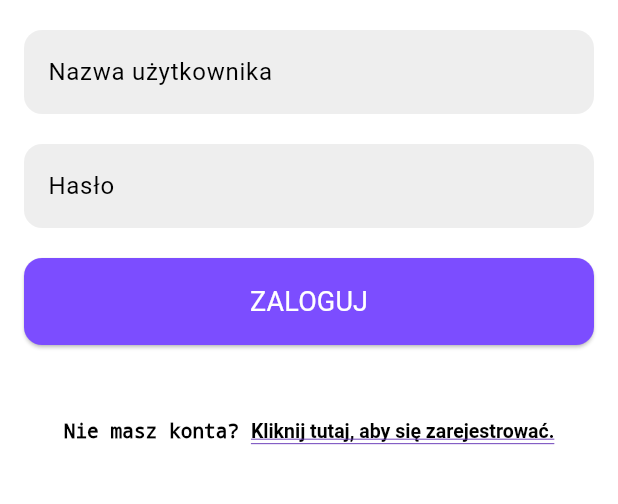
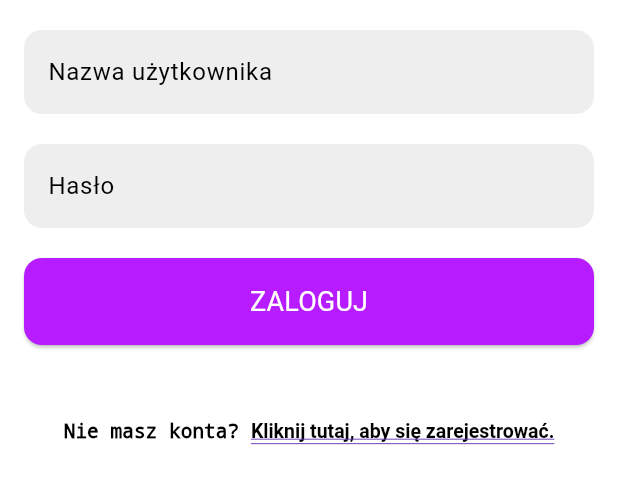
Before and after one commit to CaptainBomPa/motio, a Flutter app: the screen it shows after launch, on a phone screen of 412 x 824 dp, the part 483-987 px from its top. Run offline on Flutter 3.47's test engine with Material 3 defaults, Android fonts, the light colour scheme and no system bars; our stand-ins replace dio, flutter_local_notifications, flutter_riverpod, image_picker, permission_handler, scrollable_positioned_list and 2 more; missing offline and left inert: stomp_dart_client; accounts and stored records are empty.

Commit message:
Theme fixes #21

```diff
--- a/motio_client/lib/themes/dark_theme.dart
+++ b/motio_client/lib/themes/dark_theme.dart
@@ -6,11 +6,11 @@ ThemeData darkTheme = ThemeData(
     primarySwatch: Colors.deepPurple,
     backgroundColor: const Color(0xFF121212),
   ).copyWith(
-    // primary: Colors.white,
     secondary: Colors.deepPurple[300],
     brightness: Brightness.dark,
     surface: const Color(0xFF121212),
   ),
+  dividerColor: Colors.deepPurple[300],
   brightness: Brightness.dark,
   scaffoldBackgroundColor: const Color(0xFF121212),
   appBarTheme: AppBarTheme(
@@ -37,14 +37,15 @@ ThemeData darkTheme = ThemeData(
   iconTheme: IconThemeData(color: Colors.deepPurple[300]),
   elevatedButtonTheme: ElevatedButtonThemeData(
     style: ElevatedButton.styleFrom(
-      backgroundColor: Colors.deepPurple[300],
+      backgroundColor: Color.fromARGB(255, 182, 28, 255),
       foregroundColor: Colors.white,
     ),
   ),
   inputDecorationTheme: InputDecorationTheme(
     filled: true,
-    fillColor: Colors.grey[800],
-    labelStyle: const TextStyle(color: Colors.white),
+    fillColor: Colors.grey[800], // Ciemnoszare tło
+    labelStyle: const TextStyle(color: Colors.white), // Biały tekst
+    hintStyle: const TextStyle(color: Colors.white70), // Hint text in light gray
     border: OutlineInputBorder(
       borderRadius: BorderRadius.circular(12),
       borderSide: BorderSide.none,
--- a/motio_client/lib/themes/light_theme.dart
+++ b/motio_client/lib/themes/light_theme.dart
@@ -3,13 +3,13 @@ import 'package:flutter/material.dart';
 ThemeData lightTheme = ThemeData(
   fontFamily: 'Roboto',
   colorScheme: ColorScheme.fromSwatch(
-      primarySwatch: Colors.deepPurple,
-      backgroundColor: Colors.white
+    primarySwatch: Colors.deepPurple,
+    backgroundColor: Colors.white,
   ).copyWith(
-    // primary: Colors.white,
-      secondary: Colors.deepPurpleAccent,
-      surface: Colors.white
+    secondary: Colors.deepPurpleAccent,
+    surface: Colors.white,
   ),
+  dividerColor: Color.fromARGB(255, 182, 28, 255),
   brightness: Brightness.light,
   scaffoldBackgroundColor: Colors.white,
   appBarTheme: const AppBarTheme(
@@ -36,14 +36,15 @@ ThemeData lightTheme = ThemeData(
   iconTheme: const IconThemeData(color: Colors.deepPurple),
   elevatedButtonTheme: ElevatedButtonThemeData(
     style: ElevatedButton.styleFrom(
-      backgroundColor: Colors.deepPurpleAccent,
+      backgroundColor: Color.fromARGB(255, 182, 28, 255),
       foregroundColor: Colors.white,
     ),
   ),
   inputDecorationTheme: InputDecorationTheme(
     filled: true,
-    fillColor: Colors.grey[200],
-    labelStyle: const TextStyle(color: Colors.black),
+    fillColor: Colors.grey[200], // Jasno szare tło
+    labelStyle: const TextStyle(color: Colors.black), // Czarny tekst
+    hintStyle: const TextStyle(color: Colors.black54), // Hint text in gray
     border: OutlineInputBorder(
       borderRadius: BorderRadius.circular(12),
       borderSide: BorderSide.none,
--- a/motio_client/lib/widgets/event_tile.dart
+++ b/motio_client/lib/widgets/event_tile.dart
@@ -33,7 +33,7 @@ class _EventTileState extends ConsumerState<EventTile> {
           decoration: BoxDecoration(
             border: Border(
               top: BorderSide(color: theme.dividerColor),
-              bottom: BorderSide(color: theme.dividerColor),
+              // bottom: BorderSide(color: theme.dividerColor),
             ),
           ),
           child: Text(
```
Also changed, not shown: motio_client/lib/screens/register_screen.dart (+1 -36 lines), motio_client/lib/widgets/event_item.dart (+16 -5 lines).
